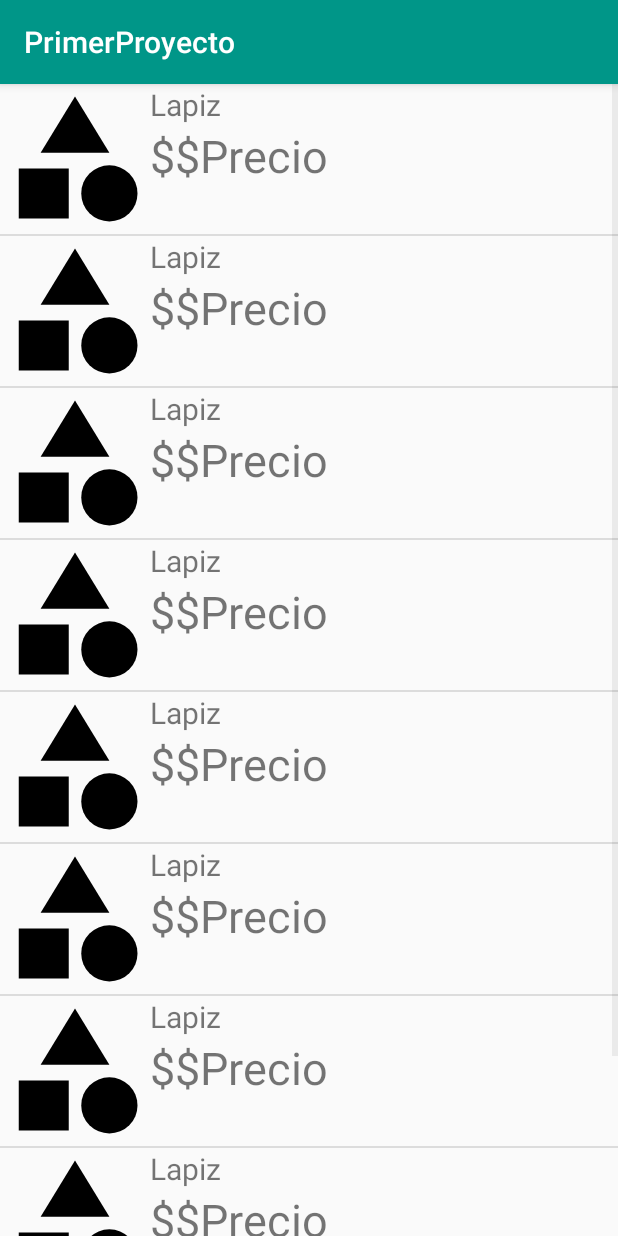
After one commit to ChristianNunez58/SiccoAndroid, an Android app: the Activity_Busqueda screen opened directly, with no data from a screen before it, on a phone screen of 412 x 824 dp. The commit adds this screen. Run offline under Robolectric (Android 15) with nearby library versions, the phone set to English and light mode, and no system bars.

Commit message:
Listr de articulos

```diff
--- a/app/src/main/AndroidManifest.xml
+++ b/app/src/main/AndroidManifest.xml
@@ -12,9 +12,7 @@
         <activity
             android:name=".PantallaInicio"
             android:label="@string/app_name"
-            android:theme="@style/AppTheme.NoActionBar">
-
-        </activity>
+            android:theme="@style/AppTheme.NoActionBar" />
         <activity android:name=".LoginActivity">
             <intent-filter>
                 <action android:name="android.intent.action.MAIN" />
@@ -22,6 +20,8 @@
                 <category android:name="android.intent.category.LAUNCHER" />
             </intent-filter>
         </activity>
+        <activity android:name=".Categorias" />
+        <activity android:name=".Activity_Busqueda"></activity>
     </application>
 
 </manifest>
--- /dev/null
+++ b/app/src/main/java/com/example/alienware/primerproyecto/Activity_Busqueda.java
@@ -0,0 +1,62 @@
+package com.example.alienware.primerproyecto;
+
+import android.support.v7.app.AppCompatActivity;
+import android.os.Bundle;
+import android.view.View;
+import android.widget.AdapterView;
+import android.widget.ArrayAdapter;
+import android.widget.ListView;
+
+import java.util.ArrayList;
+import java.util.List;
+
+public class Activity_Busqueda extends AppCompatActivity {
+
+    private ListView listView;
+
+    int contador = 0;
+   //El limite de objetos que coiciden con la busqueda
+    int limite = 9;
+
+
+    @Override
+    protected void onCreate(Bundle savedInstanceState) {
+        super.onCreate(savedInstanceState);
+        setContentView(R.layout.layout__busqueda);
+
+        listView = findViewById(R.id.listbusqueda);
+
+        Bundle bundle = getIntent().getExtras();
+        if (bundle != null)
+        {
+            String labusqueda = bundle.getString("busqueda");
+        }
+
+        //Los vectores y arreglos que se llenaran con los datos
+        String[][] datosProducto = new String[limite][2];
+        int[] imagenes = new int[limite];
+
+        //El ciclo en donde se llenara la matriz y vector
+        while (contador < limite)
+        {
+           //Aqui se remplaza el nombre del producto
+           datosProducto[contador][0] = "Lapiz";
+           //Aqui el precio
+           datosProducto[contador][1] = "$Precio";
+           //Aqui la respectiva imagen
+           imagenes[contador] = R.drawable.ic_baseline_category_24px;
+            contador++;
+        }
+
+        listView.setOnItemClickListener(new AdapterView.OnItemClickListener()
+        {
+            @Override
+            public void onItemClick(AdapterView<?> parnt, View view, int position, long id)
+            {
+
+            }
+        });
+
+        listView.setAdapter(new AdaptadorBusqueda(this, datosProducto, imagenes));
+    }
+}
--- /dev/null
+++ b/app/src/main/java/com/example/alienware/primerproyecto/AdaptadorBusqueda.java
@@ -0,0 +1,65 @@
+package com.example.alienware.primerproyecto;
+
+import android.content.Context;
+import android.view.LayoutInflater;
+import android.view.View;
+import android.view.ViewGroup;
+import android.widget.BaseAdapter;
+import android.widget.ImageView;
+import android.widget.TextView;
+
+import java.util.List;
+
+public class AdaptadorBusqueda extends BaseAdapter
+{
+    private static  LayoutInflater inflater = null;
+
+    private Context context;
+    String[][] datos;
+    int[] imagenes;
+
+    public AdaptadorBusqueda(Context context, String[][] datos , int[]imagenes)
+    {
+        this.context = context;
+        this.datos = datos;
+        this.imagenes = imagenes;
+
+        inflater = (LayoutInflater)context.getSystemService(context.LAYOUT_INFLATER_SERVICE);
+    }
+
+    @Override
+    public View getView(int i, View convertView, ViewGroup parent)
+    {
+        final View vista = inflater.inflate(R.layout.busqueda_item, null);
+
+        TextView nombreProducto = vista.findViewById(R.id.textNombreProducto);
+        TextView precioProducto = vista.findViewById(R.id.textPrecioProducto);
+        ImageView imagen = vista.findViewById(R.id.imagenproducto);
+
+        nombreProducto.setText(datos[i][0]);
+        precioProducto.setText("$" + datos[i][1]);
+        imagen.setImageResource(imagenes[i]);
+
+        return vista;
+    }
+
+    @Override
+    public int getCount()
+    {
+        return this.imagenes.length;
+    }
+
+    @Override
+    public Object getItem(int position)
+    {
+        return null;
+    }
+
+    @Override
+    public long getItemId(int id)
+    {
+        return 0;
+    }
+
+
+}
--- /dev/null
+++ b/app/src/main/res/layout/busqueda_item.xml
@@ -0,0 +1,33 @@
+<?xml version="1.0" encoding="utf-8"?>
+<LinearLayout xmlns:android="http://schemas.android.com/apk/res/android"
+    xmlns:app="http://schemas.android.com/apk/res-auto"
+    xmlns:tools="http://schemas.android.com/tools"
+    android:orientation="horizontal" android:layout_width="match_parent"
+    android:layout_height="100dp">
+
+    <ImageView
+        android:id="@+id/imagenproducto"
+        android:layout_width="100dp"
+        android:layout_height="100dp"
+        tools:srcCompat="@tools:sample/avatars[10]" />
+    <LinearLayout
+        android:layout_width="match_parent"
+        android:layout_height="match_parent"
+        android:orientation="vertical">
+
+        <TextView
+            android:id="@+id/textNombreProducto"
+            android:layout_width="match_parent"
+            android:layout_height="wrap_content"
+            android:textSize="20dp"
+            android:text="" />
+
+        <TextView
+            android:id="@+id/textPrecioProducto"
+            android:layout_width="match_parent"
+            android:layout_height="wrap_content"
+            android:textSize="30dp"
+            android:text="" />
+    </LinearLayout>
+
+</LinearLayout>
--- a/app/src/main/res/layout/content_pantalla_inicio.xml
+++ b/app/src/main/res/layout/content_pantalla_inicio.xml
@@ -1,5 +1,6 @@
 <?xml version="1.0" encoding="utf-8"?>
 <android.support.constraint.ConstraintLayout xmlns:android="http://schemas.android.com/apk/res/android"
+    android:id="@+id/content_fragment"
     xmlns:app="http://schemas.android.com/apk/res-auto"
     xmlns:tools="http://schemas.android.com/tools"
     android:layout_width="match_parent"
--- /dev/null
+++ b/app/src/main/res/layout/layout__busqueda.xml
@@ -0,0 +1,15 @@
+<?xml version="1.0" encoding="utf-8"?>
+<android.support.constraint.ConstraintLayout xmlns:android="http://schemas.android.com/apk/res/android"
+    xmlns:app="http://schemas.android.com/apk/res-auto"
+    xmlns:tools="http://schemas.android.com/tools"
+    android:layout_width="match_parent"
+    android:layout_height="match_parent"
+    tools:context=".Activity_Busqueda">
+
+    <ListView
+        android:id="@+id/listbusqueda"
+        android:layout_width="match_parent"
+        android:layout_height="match_parent"/>
+
+
+</android.support.constraint.ConstraintLayout>
```
Also changed, not shown: app/src/main/java/com/example/alienware/primerproyecto/Categorias.java (+4 -99 lines), app/src/main/java/com/example/alienware/primerproyecto/PantallaInicio.java (+19 -5 lines), app/src/main/res/layout/activity_categorias.xml (added, +9 -0 lines), app/src/main/res/layout/fragment_categorias.xml (deleted, +0 -14 lines), app/src/main/res/layout/layoutdeprueba.xml (deleted, +0 -40 lines).
